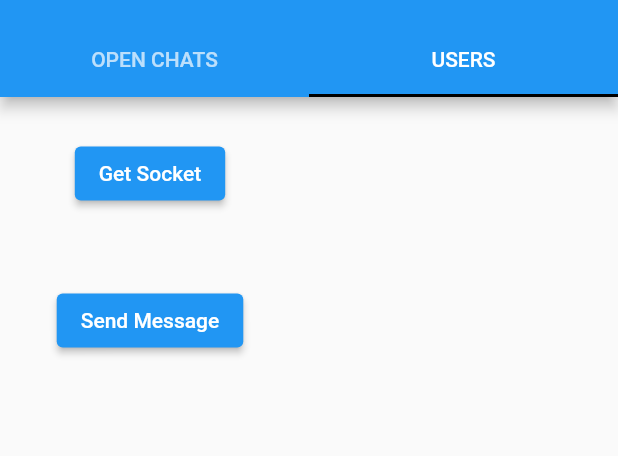
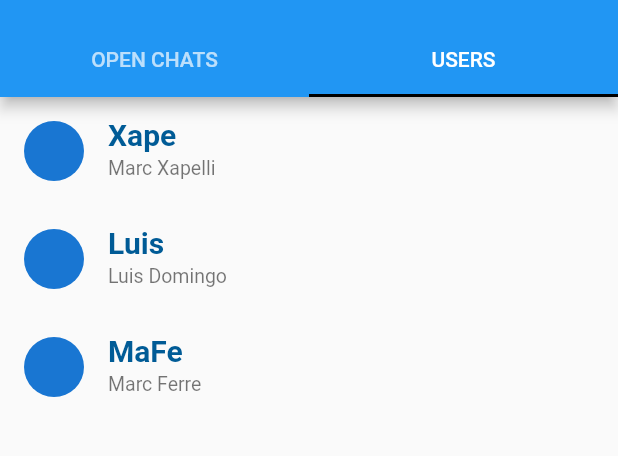
Before and after one commit to Looping-EA/frontend-looping-EA, a Flutter app: the screen it shows after launch, tab 2 chosen, on a phone screen of 412 x 824 dp, the part 59-515 px from its top. Run offline on Flutter 3.47's test engine with Material 2 defaults, Android fonts, the phone set to English and light mode, and no system bars; our stand-ins replace flutter_form_builder, shared_preferences, socket_io_client; missing offline and left inert: dart:html, jwt_decode; network calls fail.

Commit message:
user screen updated

```diff
--- /dev/null
+++ b/lib/Screens/Chat/user_card.dart
@@ -0,0 +1,19 @@
+import 'package:flutter/material.dart';
+import 'package:frontend_looping_ea/Models/user.dart';
+
+import '../../styles.dart';
+
+class UserCard extends StatelessWidget {
+  const UserCard({Key? key, required this.contact}) : super(key: key);
+  final User contact;
+
+  @override
+  Widget build(BuildContext context) {
+    return InkWell(
+        onTap: () {},
+        child: ListTile(
+            leading: CircleAvatar(radius: 20),
+            title: Text(contact.uname, style: Styles.projectText),
+            subtitle: Text(contact.fullname, style: TextStyle(fontSize: 13))));
+  }
+}
--- a/lib/Screens/Chat/users_screen.dart
+++ b/lib/Screens/Chat/users_screen.dart
@@ -1,3 +1,6 @@
+import 'package:frontend_looping_ea/Models/chat.dart';
+import 'package:frontend_looping_ea/Models/user.dart';
+import 'package:frontend_looping_ea/Screens/Chat/user_card.dart';
 import 'package:socket_io_client/socket_io_client.dart' as IO;
 
 import 'package:flutter/material.dart';
@@ -12,34 +15,45 @@ class UsersScreen extends StatelessWidget {
   get data => null;
   @override
   Widget build(BuildContext context) {
+    List<User> contacts = [
+      User("Xape", "xape23", "Marc Xapelli", "marcxapelli@hotmail.com",
+          "45GHF%678IK"),
+      User("Luis", "luis54", "Luis Domingo", "luis.domingo@gmail.com",
+          "61HJ9LM45"),
+      User("MaFe", "mafe45", "Marc Ferre", "marcferre@upc.edu", "IYT42D678G")
+    ];
     return Scaffold(
-        body: (Container(
-            height: 200,
-            width: 200,
-            child: Column(
-                mainAxisAlignment: MainAxisAlignment.center,
-                children: <Widget>[
-                  ElevatedButton(
-                      onPressed: _onPressButton,
-                      style: ElevatedButton.styleFrom(),
-                      child: Text(
-                        'Get Socket',
-                      )),
-                  SizedBox(height: 50),
-                  ElevatedButton(
-                      onPressed: _sendMessage,
-                      style: ElevatedButton.styleFrom(),
-                      child: Text(
-                        'Send Message',
-                      )),
-                ]))));
+      body:
+          //Column(children: [
+          ListView.builder(
+        itemBuilder: (context, index) => UserCard(contact: contacts[index]),
+        itemCount: contacts.length,
+      ),
+      //Container(
+      //child: Column(
+      //mainAxisAlignment: MainAxisAlignment.center,
+      //children: <Widget>[
+      //ElevatedButton(
+      // onPressed: _onPressButton,
+      //style: ElevatedButton.styleFrom(),
+      //child: Text(
+      // 'Get Socket',
+      //)),
+      //SizedBox(height: 50),
+      //ElevatedButton(
+      // onPressed: _sendMessage,
+      // style: ElevatedButton.styleFrom(),
+      // child: Text(
+      //   'Send Message',
+      // )),]))])
+    );
   }
 
   void _onPressButton() async {
     socket.connect();
-    socket.on("connect", (_) => {print("You are connected")});
+    socket.on("connect", (_) => {print("You are connected.")});
     socket.on(
-        'disconnect', (_) => print('You have disconnected from the server'));
+        "disconnect", (_) => print('You have disconnected from the server.'));
     socket.on("new message", (data) => _addChatMessage(data));
     // Dart client
   }
```
